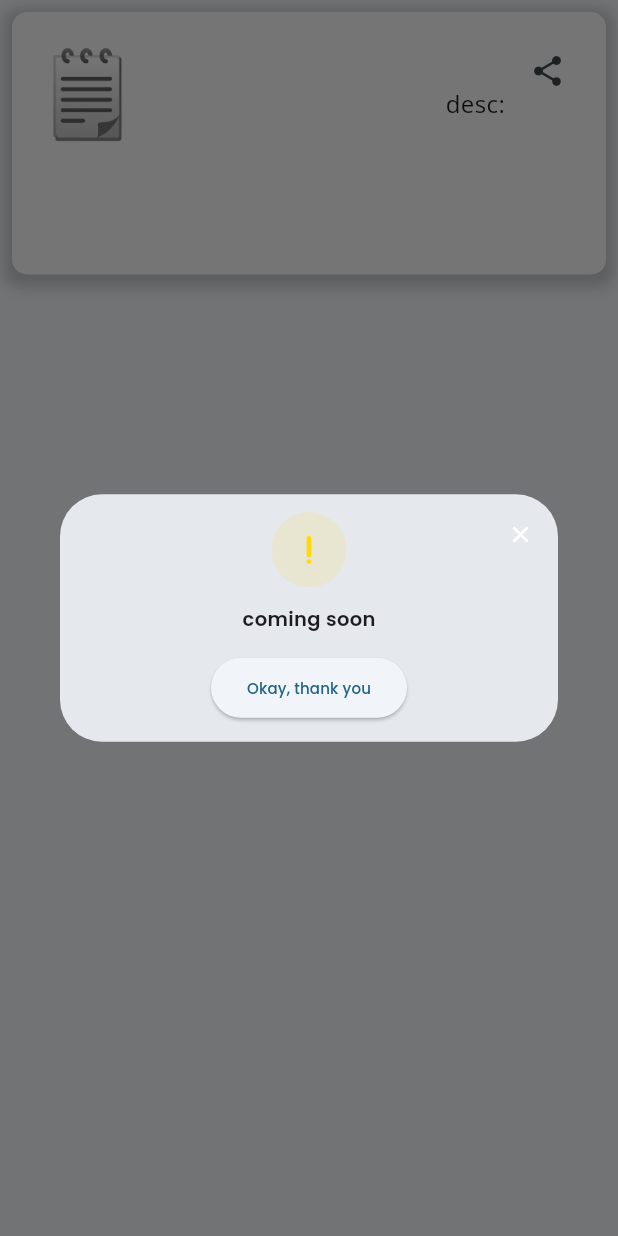
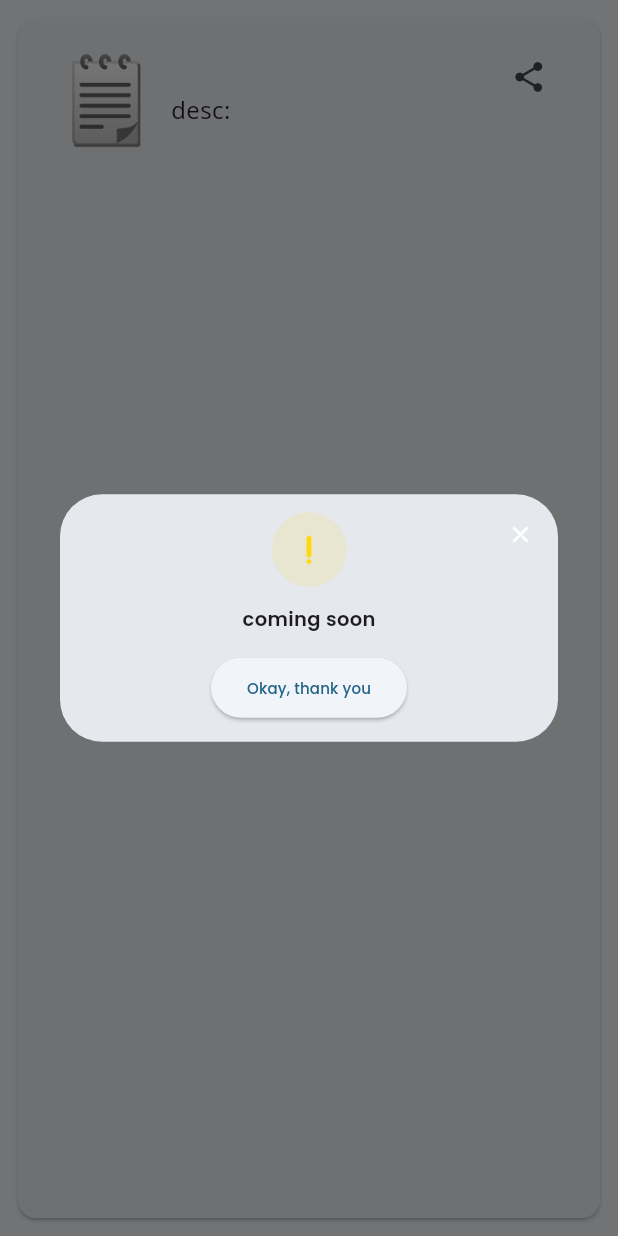
Before and after one commit to KanyantaM/reviza, a Flutter app: the StudyMaterialCard widget shown alone on an empty page, opened directly with empty values, after a tap on the "share" icon, on a phone screen of 412 x 824 dp. Run offline on Flutter 3.47's test engine with Material 3 defaults, Android fonts, the phone set to English and light mode, and no system bars; our stand-ins replace animate_do, bloc, cloud_firestore, dio, dotted_border, equatable and 17 more; missing offline and left inert: flow_builder, flutter_highlighter, flutter_math_fork, flutter_pdfview; accounts and stored records are empty.

Commit message:
almost done

```diff
--- a/lib/features/view_subjects/view/widgets/my_subject_card.dart
+++ b/lib/features/view_subjects/view/widgets/my_subject_card.dart
@@ -12,21 +12,7 @@ class StudyMaterialCard extends StatelessWidget {
   Widget build(BuildContext context) {
     return Padding(
       padding: const EdgeInsets.all(8.0),
-      child: Container(
-        // width: 350.0, // Adjust width as needed
-        height: 175.0, // Adjust height as needed
-        decoration: BoxDecoration(
-          borderRadius: BorderRadius.circular(10.0),
-          color: Colors.white,
-          boxShadow: [
-            BoxShadow(
-              color: Colors.grey.withOpacity(0.5),
-              spreadRadius: 5.0,
-              blurRadius: 7.0,
-              offset: const Offset(0, 3),
-            ),
-          ],
-        ),
+      child: Card(
         child: Column(
           children: [
             // Top section with text
@@ -40,13 +26,13 @@ class StudyMaterialCard extends StatelessWidget {
                   mainAxisAlignment: MainAxisAlignment.spaceEvenly,
                   crossAxisAlignment: CrossAxisAlignment.start,
                   children: [
-                    const Expanded(
-                      child: Text(
+                    const Text(
                       '🗒️',
                       textScaleFactor: 4,
                     ),
-                    ),
-                    Column(
+                    SizedBox(
+                      width: MediaQuery.of(context).size.width*0.5,
+                      child: Column(
                         crossAxisAlignment: CrossAxisAlignment.start,
                         children: [
                           Text(
@@ -60,8 +46,10 @@ class StudyMaterialCard extends StatelessWidget {
                           Text(
                             "desc: ${studyMaterial.description}",
                             style: const TextStyle(fontSize: 16.0),
+                            // overflow: TextOverflow.ellipsis,
                           ),
                         ],
+                      ),
                     ),
                     IconButton(
                         onPressed: () {
@@ -72,61 +60,6 @@ class StudyMaterialCard extends StatelessWidget {
                 ),
               ),
             ),
-            // Divider
-            // Divider(
-            //   height: 1.0,
-            //   color: Colors.grey.withOpacity(0.5),
-            // ),
-            // // Download & Report buttons
-            // const Padding(
-            //   padding: EdgeInsets.all(15.0),
-            //   child: Row(
-            //     mainAxisAlignment: MainAxisAlignment.spaceBetween,
-            //     children: [
-            //       Row(
-            //         children: [
-            //           Icon(
-            //             Icons.arrow_upward,
-            //           ),
-            //           SizedBox(
-            //             width: 8,
-            //           ),
-            //           Text(
-            //             "0",
-            //             style: TextStyle(
-            //               fontSize: 16.0,
-            //               color: Colors.grey,
-            //             ),
-            //           ),
-            //           SizedBox(
-            //             width: 8,
-            //           ),
-            //           Icon(
-            //             Icons.arrow_downward,
-            //           ),
-            //         ],
-            //       ),
-            //       Row(
-            //         children: [
-            //           Text(
-            //             "Download",
-            //             style: TextStyle(fontSize: 16.0, color: Colors.blue),
-            //           ),
-            //           Icon(Icons.download_rounded, color: Colors.blue),
-            //         ],
-            //       ),
-            //       Row(
-            //         children: [
-            //           Text(
-            //             "Report",
-            //             style: TextStyle(fontSize: 16.0, color: Colors.red),
-            //           ),
-            //           Icon(Icons.report_rounded, color: Colors.red),
-            //         ],
-            //       ),
-            //     ],
-            //   ),
-            // ),
           ],
         ),
       ),
--- a/lib/features/view_subjects/view_subjects_bloc/view_material_events.dart
+++ b/lib/features/view_subjects/view_subjects_bloc/view_material_events.dart
@@ -17,7 +17,8 @@ class FetchCourseMaterials extends ViewMaterialEvent {
 
 class DownLoadMaterial extends ViewMaterialEvent{
   final StudyMaterial course;
-  const DownLoadMaterial({required this.course});
+  final String uid;
+  const DownLoadMaterial({required this.uid, required this.course});
 }
 
 class VoteMaterial extends ViewMaterialEvent{
--- a/packages/crud_packages/study_material_api/lib/src/models/study_material_model.dart
+++ b/packages/crud_packages/study_material_api/lib/src/models/study_material_model.dart
@@ -12,13 +12,13 @@ class StudyMaterial {
   String title;
 
   ///The number of uid's that like the documents
-  List<String> fans;
+  List fans;
 
   ///The number of uid's that dislike the documents
-  List<String> haters;
+  List haters;
 
   ///Number of reports from a particular document
-  List<String> reports;
+  List reports;
 
   //info about the document such as year, author, or units
   String description;
@@ -38,6 +38,7 @@ class StudyMaterial {
       required this.reports});
 
   factory StudyMaterial.fromJson(Map<String, dynamic> json) {
+    print('================================================');
     return StudyMaterial(
       id: json['id'],
       title: json['title'],
```
Also changed, not shown: lib/features/upload_pdf/view/upload_pdf_view.dart (+9 -5 lines), lib/features/view_subjects/view/view_material_view.dart (+103 -7 lines), lib/features/view_subjects/view/widgets/custom_view.dart (+16 -15 lines), lib/features/view_subjects/view_subjects_bloc/view_material_bloc.dart (+37 -18 lines). Lines whose indentation alone changed are shown as unchanged.
